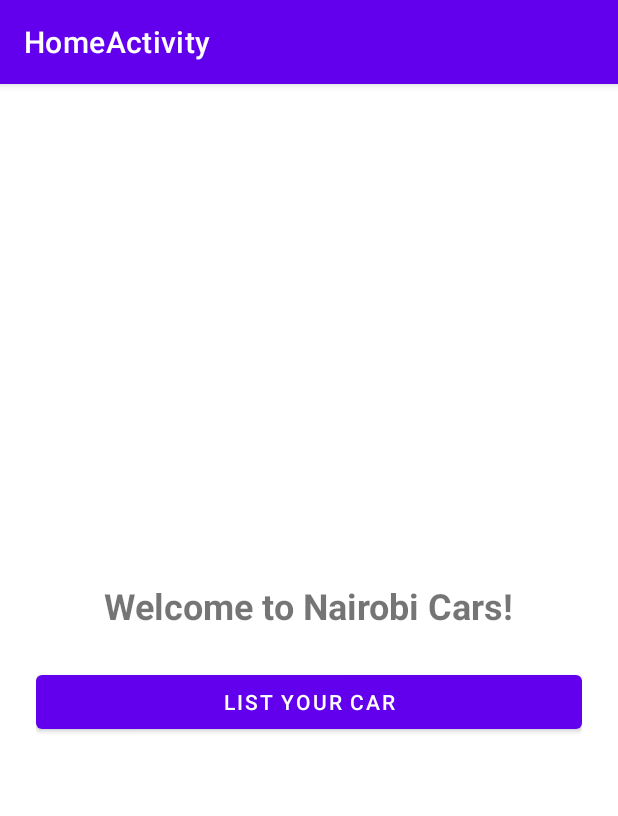
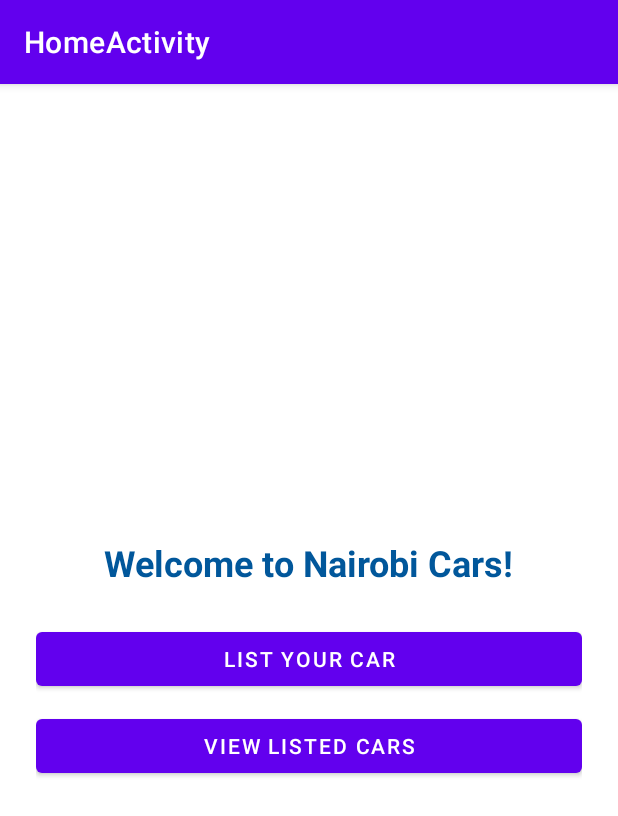
Before and after one commit to timothyobosi/NairobiCars, an Android app: the HomeActivity screen opened directly, with no data from a screen before it, on a phone screen of 412 x 824 dp. Shown: the top 816 px of the screen. Run offline under Robolectric (Android 15) with nearby library versions, the phone set to English and light mode, and no system bars; our stand-ins replace navigation-ui.

Commit message:
Initial commit

```diff
--- a/app/src/main/java/com/code/nairobicars/HomeActivity.kt
+++ b/app/src/main/java/com/code/nairobicars/HomeActivity.kt
@@ -16,6 +16,7 @@ class HomeActivity : AppCompatActivity() {
 
     private lateinit var welcomeTextView: TextView
     private lateinit var listCarsButton: Button
+    private lateinit var viewTheCars: Button
 
     override fun onCreate(savedInstanceState: Bundle?) {
         super.onCreate(savedInstanceState)
@@ -24,10 +25,19 @@ class HomeActivity : AppCompatActivity() {
         welcomeTextView = findViewById(R.id.welcomeTextView)
         listCarsButton = findViewById(R.id.listCarsButton)
 
+        viewTheCars = findViewById(R.id.viewCars)
+
         // Handle car listing
         listCarsButton.setOnClickListener {
             // Navigate to Car Listing Activity
             startActivity(Intent(this, ListCarActivity::class.java))
         }
+
+        viewTheCars.setOnClickListener {
+            startActivity(Intent(this, ViewCarsActivity::class.java))
+        }
+
+
+
     }
 }
--- a/app/src/main/res/layout/activity_home.xml
+++ b/app/src/main/res/layout/activity_home.xml
@@ -7,12 +7,14 @@
     android:orientation="vertical"
     android:gravity="center"
     android:padding="24dp"
+    android:background="@color/white"
     tools:context=".HomeActivity">
 
     <TextView
         android:id="@+id/welcomeTextView"
         android:layout_width="wrap_content"
         android:layout_height="wrap_content"
+        android:textColor="@color/light_blue_900"
         android:text="Welcome to Nairobi Cars!"
         android:textSize="24sp"
         android:textStyle="bold"/>
@@ -24,4 +26,11 @@
         android:text="List Your Car"
         android:layout_marginTop="24dp"/>
 
+    <Button
+        android:id="@+id/viewCars"
+        android:layout_width="match_parent"
+        android:layout_height="wrap_content"
+        android:text="View Listed Cars"
+        android:layout_marginTop="10dp"/>
+
 </LinearLayout>
--- a/app/src/main/res/layout/activity_list_car.xml
+++ b/app/src/main/res/layout/activity_list_car.xml
@@ -6,7 +6,8 @@
     android:layout_height="match_parent"
     android:orientation="vertical"
     android:padding="16dp"
-    tools:context=".ui.ListCarActivity">
+    android:background="@color/white"
+    tools:context=".ListCarActivity">
 
     <TextView
         android:layout_width="wrap_content"
--- a/app/src/main/res/layout/activity_login.xml
+++ b/app/src/main/res/layout/activity_login.xml
@@ -12,10 +12,10 @@
 
     <ImageView
         android:id="@+id/logoImageView"
-        android:layout_width="238dp"
-        android:layout_height="136dp"
+        android:layout_width="208dp"
+        android:layout_height="111dp"
         android:layout_gravity="center"
-        android:layout_marginBottom="40dp"
+        android:layout_marginTop="1dp"
         android:contentDescription="@string/app_name"
         android:src="@drawable/nairobi_cars_logo" />
 
--- a/app/src/main/res/layout/activity_view_cars.xml
+++ b/app/src/main/res/layout/activity_view_cars.xml
@@ -4,6 +4,7 @@
     android:layout_width="match_parent"
     android:layout_height="match_parent"
     android:orientation="vertical"
+    android:background="@color/light_blue_900"
     android:padding="16dp">
 
     <!-- SearchView for searching cars by make or model -->
```
Also changed, not shown: app/src/main/res/layout/fragment_dashboard.xml (deleted, +0 -22 lines).
